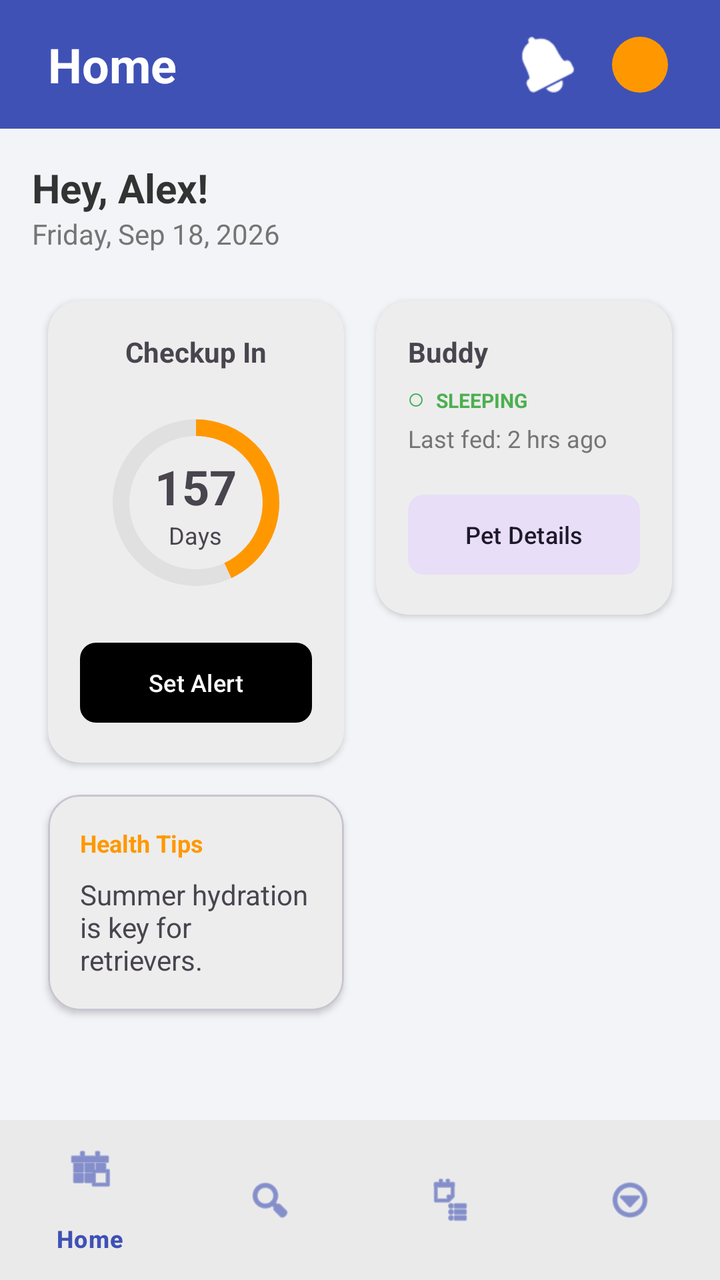
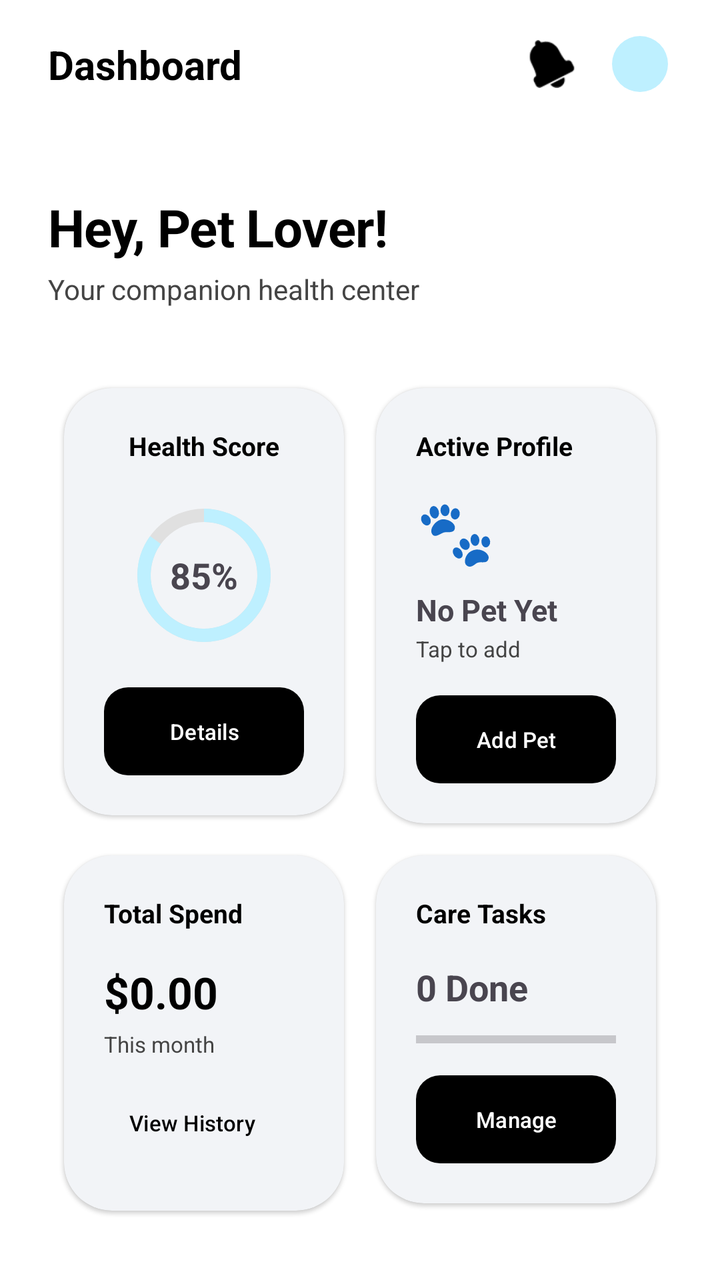

The first picture is an Android layout as it rendered before a commit; the second is the same layout after the commit. The layout source and the unified diff follow.
<!-- AndroidManifest.xml: application theme Theme.PetCare -->
<!-- res/layout/activity_dashboard.xml -->
<?xml version="1.0" encoding="utf-8"?>
<androidx.coordinatorlayout.widget.CoordinatorLayout xmlns:android="http://schemas.android.com/apk/res/android"
    xmlns:app="http://schemas.android.com/apk/res-auto"
    xmlns:tools="http://schemas.android.com/tools"
    android:id="@+id/main_dashboard"
    android:layout_width="match_parent"
    android:layout_height="match_parent"
    android:background="@color/app_bg_light">

    <com.google.android.material.appbar.AppBarLayout
        android:layout_width="match_parent"
        android:layout_height="wrap_content"
        android:background="@color/brand_purple"
        app:elevation="0dp">

        <androidx.constraintlayout.widget.ConstraintLayout
            android:layout_width="match_parent"
            android:layout_height="wrap_content"
            android:paddingHorizontal="24dp"
            android:paddingVertical="16dp">

            <TextView
                android:id="@+id/textViewTitle"
                android:layout_width="wrap_content"
                android:layout_height="wrap_content"
                android:text="Home"
                android:textColor="@color/white"
                android:textSize="24sp"
                android:textStyle="bold"
                app:layout_constraintStart_toStartOf="parent"
                app:layout_constraintTop_toTopOf="parent" />

            <ImageView
                android:id="@+id/buttonNotifications"
                android:layout_width="28dp"
                android:layout_height="28dp"
                android:layout_marginEnd="16dp"
                android:src="@android:drawable/ic_popup_reminder"
                app:layout_constraintBottom_toBottomOf="@id/textViewTitle"
                app:layout_constraintEnd_toStartOf="@id/imageProfile"
                app:layout_constraintTop_toTopOf="@id/textViewTitle"
                app:tint="@color/white" />

            <com.google.android.material.imageview.ShapeableImageView
                android:id="@+id/imageProfile"
                android:layout_width="32dp"
                android:layout_height="32dp"
                android:background="@color/accent_orange"
                android:padding="2dp"
                app:layout_constraintBottom_toBottomOf="@id/textViewTitle"
                app:layout_constraintEnd_toEndOf="parent"
                app:layout_constraintTop_toTopOf="@id/textViewTitle"
                app:shapeAppearanceOverlay="@style/ShapeAppearance.Material3.Corner.Full" />

        </androidx.constraintlayout.widget.ConstraintLayout>
    </com.google.android.material.appbar.AppBarLayout>

    <androidx.core.widget.NestedScrollView
        android:layout_width="match_parent"
        android:layout_height="match_parent"
        app:layout_behavior="@string/appbar_scrolling_view_behavior">

        <LinearLayout
            android:layout_width="match_parent"
            android:layout_height="wrap_content"
            android:orientation="vertical"
            android:padding="16dp">

            <TextView
                android:layout_width="wrap_content"
                android:layout_height="wrap_content"
                android:text="Hey, Alex!"
                android:textColor="@color/text_dark"
                android:textSize="20sp"
                android:textStyle="bold" />

            <TextView
                android:layout_width="wrap_content"
                android:layout_height="wrap_content"
                android:text="Friday, Sep 18, 2026"
                android:textColor="@color/text_grey"
                android:textSize="14sp" />

            <GridLayout
                android:layout_width="match_parent"
                android:layout_height="wrap_content"
                android:layout_marginTop="16dp"
                android:columnCount="2">

                
                <com.google.android.material.card.MaterialCardView
                    android:layout_width="0dp"
                    android:layout_height="wrap_content"
                    android:layout_columnWeight="1"
                    android:layout_margin="8dp"
                    app:cardCornerRadius="16dp"
                    app:cardElevation="2dp"
                    app:strokeWidth="0dp">

                    <LinearLayout
                        android:layout_width="match_parent"
                        android:layout_height="wrap_content"
                        android:gravity="center"
                        android:orientation="vertical"
                        android:padding="16dp">

                        <TextView
                            android:layout_width="wrap_content"
                            android:layout_height="wrap_content"
                            android:text="Checkup In"
                            android:textSize="14sp"
                            android:textStyle="bold" />

                        <FrameLayout
                            android:layout_width="100dp"
                            android:layout_height="100dp"
                            android:layout_marginVertical="16dp">

                            <ProgressBar
                                android:layout_width="match_parent"
                                android:layout_height="match_parent"
                                android:indeterminate="false"
                                android:max="365"
                                android:progress="157"
                                android:progressDrawable="@drawable/bg_circle_progress"
                                style="?android:attr/progressBarStyleHorizontal" />

                            <LinearLayout
                                android:layout_width="wrap_content"
                                android:layout_height="wrap_content"
                                android:layout_gravity="center"
                                android:gravity="center"
                                android:orientation="vertical">

                                <TextView
                                    android:layout_width="wrap_content"
                                    android:layout_height="wrap_content"
                                    android:text="157"
                                    android:textSize="24sp"
                                    android:textStyle="bold" />

                                <TextView
                                    android:layout_width="wrap_content"
                                    android:layout_height="wrap_content"
                                    android:text="Days"
                                    android:textSize="12sp" />
                            </LinearLayout>
                        </FrameLayout>

                        <com.google.android.material.button.MaterialButton
                            android:layout_width="match_parent"
                            android:layout_height="wrap_content"
                            android:text="Set Alert"
                            android:textSize="12sp"
                            app:cornerRadius="8dp" />
                    </LinearLayout>
                </com.google.android.material.card.MaterialCardView>

                
                <com.google.android.material.card.MaterialCardView
                    android:layout_width="0dp"
                    android:layout_height="wrap_content"
                    android:layout_columnWeight="1"
                    android:layout_margin="8dp"
                    app:cardCornerRadius="16dp"
                    app:cardElevation="2dp"
                    app:strokeWidth="0dp">

                    <LinearLayout
                        android:layout_width="match_parent"
                        android:layout_height="wrap_content"
                        android:orientation="vertical"
                        android:padding="16dp">

                        <TextView
                            android:layout_width="wrap_content"
                            android:layout_height="wrap_content"
                            android:text="Buddy"
                            android:textSize="14sp"
                            android:textStyle="bold" />

                        <LinearLayout
                            android:layout_width="wrap_content"
                            android:layout_height="wrap_content"
                            android:layout_marginTop="8dp"
                            android:gravity="center_vertical"
                            android:orientation="horizontal">

                            <View
                                android:layout_width="8dp"
                                android:layout_height="8dp"
                                android:background="@drawable/bg_circle_progress"
                                android:backgroundTint="@color/status_green" />

                            <TextView
                                android:layout_width="wrap_content"
                                android:layout_height="wrap_content"
                                android:layout_marginStart="6dp"
                                android:text="SLEEPING"
                                android:textColor="@color/status_green"
                                android:textSize="10sp"
                                android:textStyle="bold" />
                        </LinearLayout>

                        <TextView
                            android:layout_width="wrap_content"
                            android:layout_height="wrap_content"
                            android:layout_marginTop="4dp"
                            android:text="Last fed: 2 hrs ago"
                            android:textColor="@color/text_grey"
                            android:textSize="12sp" />

                        <com.google.android.material.button.MaterialButton
                            style="@style/Widget.Material3.Button.TonalButton"
                            android:layout_width="match_parent"
                            android:layout_height="wrap_content"
                            android:layout_marginTop="16dp"
                            android:text="Pet Details"
                            android:textSize="12sp"
                            app:cornerRadius="8dp" />
                    </LinearLayout>
                </com.google.android.material.card.MaterialCardView>

                
                <com.google.android.material.card.MaterialCardView
                    android:layout_width="0dp"
                    android:layout_height="wrap_content"
                    android:layout_columnWeight="1"
                    android:layout_margin="8dp"
                    app:cardCornerRadius="16dp"
                    app:cardElevation="2dp">

                    <LinearLayout
                        android:layout_width="match_parent"
                        android:layout_height="wrap_content"
                        android:orientation="vertical"
                        android:padding="16dp">

                        <TextView
                            android:layout_width="wrap_content"
                            android:layout_height="wrap_content"
                            android:text="Health Tips"
                            android:textColor="@color/accent_orange"
                            android:textSize="12sp"
                            android:textStyle="bold" />

                        <TextView
                            android:layout_width="match_parent"
                            android:layout_height="wrap_content"
                            android:layout_marginTop="8dp"
                            android:text="Summer hydration is key for retrievers."
                            android:textSize="14sp" />
                    </LinearLayout>
                </com.google.android.material.card.MaterialCardView>

            </GridLayout>
        </LinearLayout>
    </androidx.core.widget.NestedScrollView>

    <com.google.android.material.bottomnavigation.BottomNavigationView
        android:id="@+id/bottomNavigation"
        android:layout_width="match_parent"
        android:layout_height="wrap_content"
        android:layout_gravity="bottom"
        android:background="@color/white"
        app:itemIconTint="@color/brand_purple"
        app:itemTextColor="@color/brand_purple"
        app:menu="@menu/bottom_nav_menu" />

</androidx.coordinatorlayout.widget.CoordinatorLayout>
<!-- resources referenced by this layout -->
<resources>
  <color name="accent_orange">#FF9800</color>
  <color name="app_bg_light">#F2F4F7</color>
  <color name="brand_purple">#3F51B5</color>
  <color name="status_green">#4CAF50</color>
  <color name="text_dark">#333333</color>
  <color name="text_grey">#757575</color>
  <color name="white">#FFFFFFFF</color>
  <!-- drawable bg_circle_progress (drawable) -->
  <?xml version="1.0" encoding="utf-8"?>
  <layer-list xmlns:android="http://schemas.android.com/apk/res/android">
      <item>
          <shape android:shape="ring"
              android:innerRadiusRatio="3"
              android:thicknessRatio="12"
              android:useLevel="false">
              <solid android:color="#E0E0E0" />
          </shape>
      </item>
      <item>
          <rotate
              android:fromDegrees="270"
              android:toDegrees="270">
              <shape android:shape="ring"
                  android:innerRadiusRatio="3"
                  android:thicknessRatio="12"
                  android:useLevel="true">
                  <solid android:color="@color/accent_orange" />
              </shape>
          </rotate>
      </item>
  </layer-list>
  <style name="Theme.PetCare" parent="Base.Theme.PetCare" />
  <style name="Base.Theme.PetCare" parent="Theme.Material3.Light.NoActionBar">
          <item name="colorPrimary">@color/black</item>
          <item name="android:windowBackground">@color/app_bg</item>
          <item name="colorSurface">@color/app_bg</item>
          <item name="colorOnSurface">@color/app_text_primary</item>
          <item name="colorOnSurfaceVariant">@color/app_text_secondary</item>
      </style>
  <color name="black">#FF000000</color>
  <color name="app_bg">#FFFFFF</color>
  <color name="app_text_primary">#000000</color>
  <color name="app_text_secondary">#757575</color>
</resources>

<!-- the commit's change to res/layout/activity_dashboard.xml (unified diff, before → after) -->
@@ -5,12 +5,12 @@
     android:id="@+id/main_dashboard"
     android:layout_width="match_parent"
     android:layout_height="match_parent"
-    android:background="@color/app_bg_light">
+    android:background="@color/app_bg">
 
     <com.google.android.material.appbar.AppBarLayout
         android:layout_width="match_parent"
         android:layout_height="wrap_content"
-        android:background="@color/brand_purple"
+        android:background="@color/app_bg"
         app:elevation="0dp">
 
         <androidx.constraintlayout.widget.ConstraintLayout
@@ -20,37 +20,38 @@
             android:paddingVertical="16dp">
 
             <TextView
-                android:id="@+id/textViewTitle"
+                android:id="@+id/textViewHeader"
                 android:layout_width="wrap_content"
                 android:layout_height="wrap_content"
-                android:text="Home"
-                android:textColor="@color/white"
-                android:textSize="24sp"
+                android:text="Dashboard"
+                android:textColor="@color/app_text_primary"
+                android:textSize="20sp"
                 android:textStyle="bold"
+                app:layout_constraintBottom_toBottomOf="parent"
                 app:layout_constraintStart_toStartOf="parent"
                 app:layout_constraintTop_toTopOf="parent" />
-
-            <ImageView
-                android:id="@+id/buttonNotifications"
-                android:layout_width="28dp"
-                android:layout_height="28dp"
-                android:layout_marginEnd="16dp"
-                android:src="@android:drawable/ic_popup_reminder"
-                app:layout_constraintBottom_toBottomOf="@id/textViewTitle"
-                app:layout_constraintEnd_toStartOf="@id/imageProfile"
-                app:layout_constraintTop_toTopOf="@id/textViewTitle"
-                app:tint="@color/white" />
 
             <com.google.android.material.imageview.ShapeableImageView
                 android:id="@+id/imageProfile"
                 android:layout_width="32dp"
                 android:layout_height="32dp"
-                android:background="@color/accent_orange"
+                android:background="@color/app_primary_cyan"
                 android:padding="2dp"
-                app:layout_constraintBottom_toBottomOf="@id/textViewTitle"
+                app:layout_constraintBottom_toBottomOf="parent"
                 app:layout_constraintEnd_toEndOf="parent"
-                app:layout_constraintTop_toTopOf="@id/textViewTitle"
+                app:layout_constraintTop_toTopOf="parent"
                 app:shapeAppearanceOverlay="@style/ShapeAppearance.Material3.Corner.Full" />
+
+            <ImageView
+                android:id="@+id/buttonNotifications"
+                android:layout_width="24dp"
+                android:layout_height="24dp"
+                android:layout_marginEnd="16dp"
+                android:src="@android:drawable/ic_popup_reminder"
+                app:layout_constraintBottom_toBottomOf="parent"
+                app:layout_constraintEnd_toStartOf="@id/imageProfile"
+                app:layout_constraintTop_toTopOf="parent"
+                app:tint="@color/app_text_primary" />
 
         </androidx.constraintlayout.widget.ConstraintLayout>
     </com.google.android.material.appbar.AppBarLayout>
@@ -64,37 +65,46 @@
             android:layout_width="match_parent"
             android:layout_height="wrap_content"
             android:orientation="vertical"
-            android:padding="16dp">
+            android:padding="24dp">
 
             <TextView
+                android:id="@+id/textViewWelcome"
                 android:layout_width="wrap_content"
                 android:layout_height="wrap_content"
-                android:text="Hey, Alex!"
-                android:textColor="@color/text_dark"
-                android:textSize="20sp"
-                android:textStyle="bold" />
+                android:layout_marginTop="8dp"
+                android:text="Hey, Pet Lover!"
+                android:textColor="@color/app_text_primary"
+                android:textSize="26sp"
+                android:textStyle="bold"
+                android:letterSpacing="-0.01" />
 
             <TextView
+                android:id="@+id/textViewDate"
                 android:layout_width="wrap_content"
                 android:layout_height="wrap_content"
-                android:text="Friday, Sep 18, 2026"
-                android:textColor="@color/text_grey"
+                android:layout_marginTop="4dp"
+                android:text="Your companion health center"
+                android:textColor="@color/app_text_secondary"
                 android:textSize="14sp" />
 
+            
             <GridLayout
                 android:layout_width="match_parent"
                 android:layout_height="wrap_content"
-                android:layout_marginTop="16dp"
-                android:columnCount="2">
+                android:layout_marginTop="32dp"
+                android:columnCount="2"
+                android:useDefaultMargins="false">
 
                 
                 <com.google.android.material.card.MaterialCardView
+                    style="@style/Widget.Material3.CardView.Elevated"
                     android:layout_width="0dp"
                     android:layout_height="wrap_content"
                     android:layout_columnWeight="1"
                     android:layout_margin="8dp"
-                    app:cardCornerRadius="16dp"
-                    app:cardElevation="2dp"
+                    app:cardCornerRadius="24dp"
+                    app:cardElevation="1dp"
+                    app:cardBackgroundColor="@color/card_bg"
                     app:strokeWidth="0dp">
 
                     <LinearLayout
@@ -102,154 +112,232 @@
                         android:layout_height="wrap_content"
                         android:gravity="center"
                         android:orientation="vertical"
-                        android:padding="16dp">
-
-                        <TextView
-                            android:layout_width="wrap_content"
-                            android:layout_height="wrap_content"
-                            android:text="Checkup In"
-                            android:textSize="14sp"
-                            android:textStyle="bold" />
+                        android:padding="20dp">
+
+                        <TextView
+                            android:layout_width="wrap_content"
+                            android:layout_height="wrap_content"
+                            android:text="Health Score"
+                            android:textSize="13sp"
+                            android:textStyle="bold"
+                            android:textColor="@color/app_text_primary"/>
 
                         <FrameLayout
-                            android:layout_width="100dp"
-                            android:layout_height="100dp"
+                            android:layout_width="80dp"
+                            android:layout_height="80dp"
                             android:layout_marginVertical="16dp">
 
                             <ProgressBar
                                 android:layout_width="match_parent"
                                 android:layout_height="match_parent"
                                 android:indeterminate="false"
-                                android:max="365"
-                                android:progress="157"
+                                android:max="100"
+                                android:progress="85"
                                 android:progressDrawable="@drawable/bg_circle_progress"
                                 style="?android:attr/progressBarStyleHorizontal" />
 
-                            <LinearLayout
+                            <TextView
                                 android:layout_width="wrap_content"
                                 android:layout_height="wrap_content"
                                 android:layout_gravity="center"
-                                android:gravity="center"
-                                android:orientation="vertical">
-
-                                <TextView
-                                    android:layout_width="wrap_content"
-                                    android:layout_height="wrap_content"
-                                    android:text="157"
-                                    android:textSize="24sp"
-                                    android:textStyle="bold" />
-
-                                <TextView
-                                    android:layout_width="wrap_content"
-                                    android:layout_height="wrap_content"
-                                    android:text="Days"
-                                    android:textSize="12sp" />
-                            </LinearLayout>
+                                android:text="85%"
+                                android:textSize="18sp"
+                                android:textStyle="bold" />
                         </FrameLayout>
 
                         <com.google.android.material.button.MaterialButton
+                            android:id="@+id/buttonDetails"
                             android:layout_width="match_parent"
-                            android:layout_height="wrap_content"
-                            android:text="Set Alert"
-                            android:textSize="12sp"
-                            app:cornerRadius="8dp" />
+                            android:layout_height="44dp"
+                            android:text="Details"
+                            android:textSize="11sp"
+                            android:insetTop="0dp"
+                            android:insetBottom="0dp"
+                            app:backgroundTint="@color/black"
+                            android:textColor="@color/real_white"
+                            app:cornerRadius="12dp" />
                     </LinearLayout>
                 </com.google.android.material.card.MaterialCardView>
 
                 
                 <com.google.android.material.card.MaterialCardView
+                    style="@style/Widget.Material3.CardView.Elevated"
                     android:layout_width="0dp"
                     android:layout_height="wrap_content"
                     android:layout_columnWeight="1"
                     android:layout_margin="8dp"
-                    app:cardCornerRadius="16dp"
-                    app:cardElevation="2dp"
+                    app:cardCornerRadius="24dp"
+                    app:cardElevation="1dp"
+                    app:cardBackgroundColor="@color/card_bg"
                     app:strokeWidth="0dp">
 
                     <LinearLayout
                         android:layout_width="match_parent"
                         android:layout_height="wrap_content"
                         android:orientation="vertical"
-                        android:padding="16dp">
-
-                        <TextView
-                            android:layout_width="wrap_content"
-                            android:layout_height="wrap_content"
-                            android:text="Buddy"
-                            android:textSize="14sp"
+                        android:padding="20dp">
+
+                        <TextView
+                            android:layout_width="wrap_content"
+                            android:layout_height="wrap_content"
+                            android:text="Active Profile"
+                            android:textSize="13sp"
+                            android:textStyle="bold"
+                            android:textColor="@color/app_text_primary" />
+
+                        <TextView
+                            android:layout_width="wrap_content"
+                            android:layout_height="wrap_content"
+                            android:layout_marginTop="12dp"
+                            android:text="🐾"
+                            android:textSize="32sp" />
+
+                        <TextView
+                            android:id="@+id/textViewPetName"
+                            android:layout_width="wrap_content"
+                            android:layout_height="wrap_content"
+                            android:layout_marginTop="8dp"
+                            android:text="No Pet Yet"
+                            android:textSize="15sp"
                             android:textStyle="bold" />
 
-                        <LinearLayout
-                            android:layout_width="wrap_content"
-                            android:layout_height="wrap_content"
-                            android:layout_marginTop="8dp"
-                            android:gravity="center_vertical"
-                            android:orientation="horizontal">
-
-                            <View
-                                android:layout_width="8dp"
-                                android:layout_height="8dp"
-                                android:background="@drawable/bg_circle_progress"
-                                android:backgroundTint="@color/status_green" />
-
-                            <TextView
-                                android:layout_width="wrap_content"
-                                android:layout_height="wrap_content"
-                                android:layout_marginStart="6dp"
-                                android:text="SLEEPING"
-                                android:textColor="@color/status_green"
-                                android:textSize="10sp"
-                                android:textStyle="bold" />
-                        </LinearLayout>
-
-                        <TextView
-                            android:layout_width="wrap_content"
-                            android:layout_height="wrap_content"
-                            android:layout_marginTop="4dp"
-                            android:text="Last fed: 2 hrs ago"
-                            android:textColor="@color/text_grey"
-                            android:textSize="12sp" />
+                        <TextView
+                            android:layout_width="wrap_content"
+                            android:layout_height="wrap_content"
+                            android:layout_marginTop="2dp"
+                            android:text="Tap to add"
+                            android:textColor="@color/app_text_secondary"
+                            android:textSize="11sp" />
 
                         <com.google.android.material.button.MaterialButton
-                            style="@style/Widget.Material3.Button.TonalButton"
+                            android:id="@+id/buttonAddPet"
+                            style="@style/Widget.Material3.Button"
                             android:layout_width="match_parent"
-                            android:layout_height="wrap_content"
+                            android:layout_height="44dp"
                             android:layout_marginTop="16dp"
-                            android:text="Pet Details"
-                            android:textSize="12sp"
-                            app:cornerRadius="8dp" />
+                            android:text="Add Pet"
+                            android:textSize="11sp"
+                            android:insetTop="0dp"
+                            android:insetBottom="0dp"
+                            app:backgroundTint="@color/black"
+                            android:textColor="@color/real_white"
+                            app:cornerRadius="12dp" />
                     </LinearLayout>
                 </com.google.android.material.card.MaterialCardView>
 
                 
                 <com.google.android.material.card.MaterialCardView
+                    style="@style/Widget.Material3.CardView.Elevated"
                     android:layout_width="0dp"
                     android:layout_height="wrap_content"
                     android:layout_columnWeight="1"
                     android:layout_margin="8dp"
-                    app:cardCornerRadius="16dp"
-                    app:cardElevation="2dp">
+                    app:cardCornerRadius="24dp"
+                    app:cardElevation="1dp"
+                    app:cardBackgroundColor="@color/card_bg"
+                    app:strokeWidth="0dp">
 
                     <LinearLayout
                         android:layout_width="match_parent"
                         android:layout_height="wrap_content"
                         android:orientation="vertical"
-                        android:padding="16dp">
-
-                        <TextView
-                            android:layout_width="wrap_content"
-                            android:layout_height="wrap_content"
-                            android:text="Health Tips"
-                            android:textColor="@color/accent_orange"
-                            android:textSize="12sp"
+                        android:padding="20dp">
+
+                        <TextView
+                            android:layout_width="wrap_content"
+                            android:layout_height="wrap_content"
+                            android:text="Total Spend"
+                            android:textSize="13sp"
+                            android:textStyle="bold"
+                            android:textColor="@color/app_text_primary" />
+
+                        <TextView
+                            android:id="@+id/textViewExpense"
+                            android:layout_width="wrap_content"
+                            android:layout_height="wrap_content"
+                            android:layout_marginTop="16dp"
+                            android:text="$0.00"
+                            android:textSize="22sp"
+                            android:textStyle="bold"
+                            android:textColor="@color/app_text_primary" />
+
+                        <TextView
+                            android:layout_width="wrap_content"
+                            android:layout_height="wrap_content"
+                            android:layout_marginTop="4dp"
+                            android:text="This month"
+                            android:textColor="@color/app_text_secondary"
+                            android:textSize="11sp" />
+
+                        <com.google.android.material.button.MaterialButton
+                            android:id="@+id/buttonViewHistory"
+                            style="@style/Widget.Material3.Button.TextButton"
+                            android:layout_width="wrap_content"
+                            android:layout_height="wrap_content"
+                            android:layout_marginTop="8dp"
+                            android:text="View History"
+                            android:textSize="11sp"
+                            android:paddingStart="0dp"
+                            android:textColor="@color/app_text_primary" />
+                    </LinearLayout>
+                </com.google.android.material.card.MaterialCardView>
+
+                
+                <com.google.android.material.card.MaterialCardView
+                    style="@style/Widget.Material3.CardView.Elevated"
+                    android:layout_width="0dp"
+                    android:layout_height="wrap_content"
+                    android:layout_columnWeight="1"
+                    android:layout_margin="8dp"
+                    app:cardCornerRadius="24dp"
+                    app:cardElevation="1dp"
+                    app:cardBackgroundColor="@color/card_bg"
+                    app:strokeWidth="0dp">
+
+                    <LinearLayout
+                        android:layout_width="match_parent"
+                        android:layout_height="wrap_content"
+                        android:orientation="vertical"
+                        android:padding="20dp">
+
+                        <TextView
+                            android:layout_width="wrap_content"
+                            android:layout_height="wrap_content"
+                            android:text="Care Tasks"
+                            android:textSize="13sp"
+                            android:textStyle="bold"
+                            android:textColor="@color/app_text_primary" />
+
+                        <TextView
+                            android:id="@+id/textViewTaskCount"
+                            android:layout_width="wrap_content"
+                            android:layout_height="wrap_content"
+                            android:layout_marginTop="16dp"
+                            android:text="0 Done"
+                            android:textSize="18sp"
                             android:textStyle="bold" />
 
-                        <TextView
+                        <ProgressBar
                             android:layout_width="match_parent"
-                            android:layout_height="wrap_content"
-                            android:layout_marginTop="8dp"
-                            android:text="Summer hydration is key for retrievers."
-                            android:textSize="14sp" />
+                            android:layout_height="4dp"
+                            android:layout_marginTop="12dp"
+                            android:progress="0"
+                            style="@style/Widget.AppCompat.ProgressBar.Horizontal"
+                            android:progressTint="@color/app_primary_cyan" />
+
+                        <com.google.android.material.button.MaterialButton
+                            android:id="@+id/buttonManageTasks"
+                            style="@style/Widget.Material3.Button"
+                            android:layout_width="match_parent"
+                            android:layout_height="44dp"
+                            android:layout_marginTop="16dp"
+                            android:text="Manage"
+                            android:textSize="11sp"
+                            android:insetTop="0dp"
+                            android:insetBottom="0dp"
+                            app:backgroundTint="@color/black"
+                            android:textColor="@color/real_white"
+                            app:cornerRadius="12dp" />
                     </LinearLayout>
                 </com.google.android.material.card.MaterialCardView>
 
@@ -257,14 +345,4 @@
         </LinearLayout>
     </androidx.core.widget.NestedScrollView>
 
-    <com.google.android.material.bottomnavigation.BottomNavigationView
-        android:id="@+id/bottomNavigation"
-        android:layout_width="match_parent"
-        android:layout_height="wrap_content"
-        android:layout_gravity="bottom"
-        android:background="@color/white"
-        app:itemIconTint="@color/brand_purple"
-        app:itemTextColor="@color/brand_purple"
-        app:menu="@menu/bottom_nav_menu" />
-
 </androidx.coordinatorlayout.widget.CoordinatorLayout>
<!-- resource entries referenced after the edit -->
@@ -1,12 +1,12 @@
 <!-- resources referenced by this layout -->
 <resources>
-  <color name="accent_orange">#FF9800</color>
-  <color name="app_bg_light">#F2F4F7</color>
-  <color name="brand_purple">#3F51B5</color>
-  <color name="status_green">#4CAF50</color>
-  <color name="text_dark">#333333</color>
-  <color name="text_grey">#757575</color>
-  <color name="white">#FFFFFFFF</color>
+  <color name="app_bg">#FFFFFF</color>
+  <color name="app_primary_cyan">#BEF0FF</color>
+  <color name="app_text_primary">#000000</color>
+  <color name="app_text_secondary">#444444</color>
+  <color name="black">#000000</color>
+  <color name="card_bg">#F2F4F7</color>
+  <color name="real_white">#FFFFFF</color>
   <!-- drawable bg_circle_progress (drawable) -->
   <?xml version="1.0" encoding="utf-8"?>
   <layer-list xmlns:android="http://schemas.android.com/apk/res/android">
@@ -26,22 +26,20 @@
                   android:innerRadiusRatio="3"
                   android:thicknessRatio="12"
                   android:useLevel="true">
-                  <solid android:color="@color/accent_orange" />
+                  <solid android:color="@color/app_primary_cyan" />
               </shape>
           </rotate>
       </item>
   </layer-list>
   <style name="Theme.PetCare" parent="Base.Theme.PetCare" />
   <style name="Base.Theme.PetCare" parent="Theme.Material3.Light.NoActionBar">
-          <item name="colorPrimary">@color/black</item>
+          <item name="colorPrimary">@color/app_primary_cyan</item>
           <item name="android:windowBackground">@color/app_bg</item>
           <item name="colorSurface">@color/app_bg</item>
           <item name="colorOnSurface">@color/app_text_primary</item>
           <item name="colorOnSurfaceVariant">@color/app_text_secondary</item>
+          <item name="android:statusBarColor">@color/app_bg</item>
+          <item name="android:windowLightStatusBar">true</item>
       </style>
-  <color name="black">#FF000000</color>
-  <color name="app_bg">#FFFFFF</color>
-  <color name="app_text_primary">#000000</color>
-  <color name="app_text_secondary">#757575</color>
 </resources>
 
